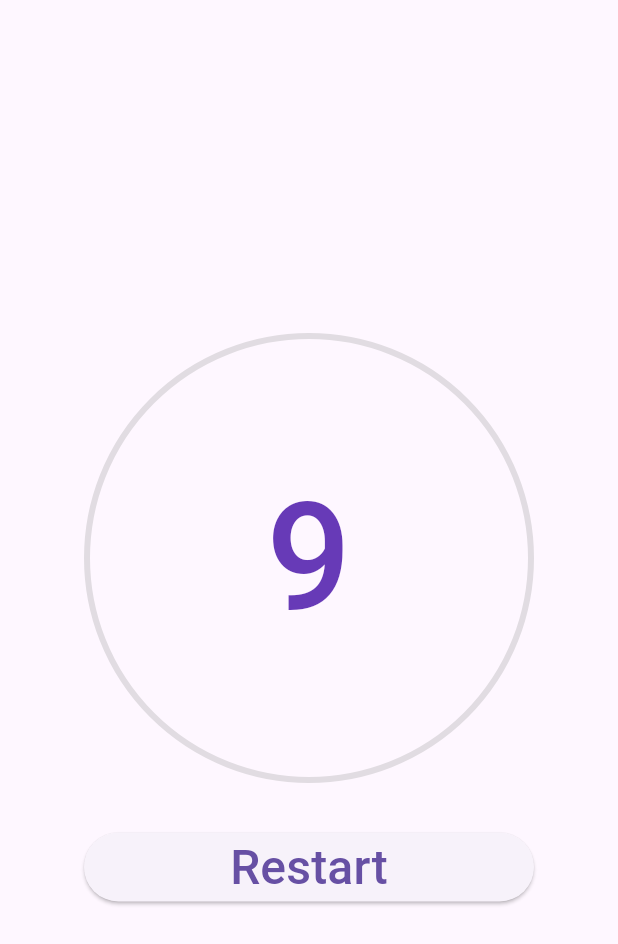
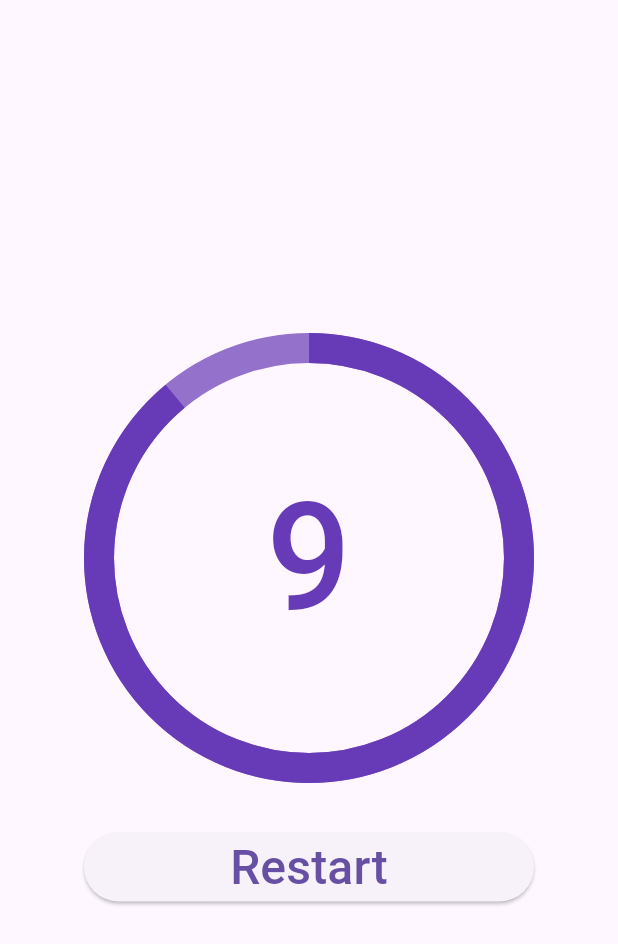
Before and after one commit to Sun-Kwak/ui_challenges_andrea, a Flutter app: the screen it shows after launch, after a tap on "Restart", on a phone screen of 412 x 824 dp. Shown: the top 944 px of the screen. Run offline on Flutter 3.47's test engine with Material 3 defaults, Android fonts, the phone set to English and light mode, and no system bars; our stand-ins replace flutter_svg.

Commit message:
progress painter

```diff
--- a/lib/main.dart
+++ b/lib/main.dart
@@ -1,13 +1,11 @@
+import 'dart:math' as math;
 import 'package:flutter/material.dart';
 import 'package:flutter/rendering.dart';
 import 'package:flutter/scheduler.dart';
 import 'package:ui_challenges_andrea/ui_001-twitter_card/svg_asset.dart';
-import 'package:ui_challenges_andrea/ui_001-twitter_card/twitter_embed_card.dart';
 
 void main() async {
-  WidgetsFlutterBinding.ensureInitialized();
-  await SvgAsset.preloadSVGs();
-  runApp(MyApp());
+  runApp(const MyApp());
 }
 
 class MyApp extends StatelessWidget {
@@ -47,6 +45,7 @@
 class CountdownAndRestartState extends State<CountdownAndRestart> with SingleTickerProviderStateMixin{
   static const maxWidth = 300.0;
   late Ticker _ticker;
+  late AnimationController _controller;
   int _countdown = 10;
 
   @override
@@ -60,17 +59,31 @@
         }
       });
     });
+    _controller = AnimationController(
+      vsync: this,
+      duration: Duration(seconds: _countdown),
+    );
+    _controller.addListener(() {
+      setState(() {});
+    });
+    _controller.addStatusListener((status) {
+      if (status == AnimationStatus.completed) {
+        _controller.reset();
+      }
+    });
   }
 
   @override
   void dispose() {
     _ticker.dispose();
+    _controller.dispose();
     super.dispose();
   }
 
   void startCountdown() {
     _ticker.stop();
     _ticker.start();
+    _controller.forward();
   }
 
 
@@ -86,6 +99,7 @@
           child: CustomPaint(
             painter: CustomCounterPainter(
               countdown: _countdown,
+              progress: _controller.value,
             ),
           ),
         ),
@@ -107,34 +121,46 @@
 
 class CustomCounterPainter extends CustomPainter {
   final int countdown;
+  final double progress;
 
-  CustomCounterPainter({ required this.countdown});
+  CustomCounterPainter({required this.countdown, required this.progress});
 
   @override
   void paint(Canvas canvas, Size size) {
     final paint = Paint()
       ..color = Colors.black
       ..strokeCap = StrokeCap.round
-      ..strokeWidth = 4.0
+      ..strokeWidth = 20.0
       ..style = PaintingStyle.stroke;
 
-    final center = size.width / 2;
-    final radius = center - paint.strokeWidth / 2;
+    Offset center = size.center(Offset.zero);
+    final radius = size.width / 2 - paint.strokeWidth / 2;
 
     // Draw background circle
-    paint.color = Colors.grey.withOpacity(0.3);
-    canvas.drawCircle(Offset(center, center), radius, paint);
+    paint.color = Colors.deepPurple.withOpacity(0.7);
+    canvas.drawCircle(center, radius, paint);
+
+
+    Rect rect = Rect.fromCircle(center: center, radius: radius);
+    final progressPaint = Paint()
+    ..color = Colors.deepPurple
+      ..strokeWidth = 20.0
+      ..style = PaintingStyle.stroke;
+
+    // Draw progress arc
+    canvas.drawArc(rect, math.pi/2*3, progress == 0 ? 0 : math.pi * 2-(progress * math.pi * 2), false, progressPaint);
+    //
 
     // Draw countdown text
     TextPainter textPainter = TextPainter(
       text: TextSpan(
         text: '$countdown',
-        style: TextStyle(fontSize: 100.0, fontWeight: FontWeight.w500, color: Colors.deepPurple),
+        style: const TextStyle(fontSize: 100.0, fontWeight: FontWeight.w500, color: Colors.deepPurple),
       ),
       textDirection: TextDirection.ltr,
     );
     textPainter.layout();
-    textPainter.paint(canvas, Offset(center - textPainter.width / 2, center - textPainter.height / 2));
+    textPainter.paint(canvas, Offset(center.dx - textPainter.width / 2, center.dy - textPainter.height / 2));
   }
 
   @override
```
